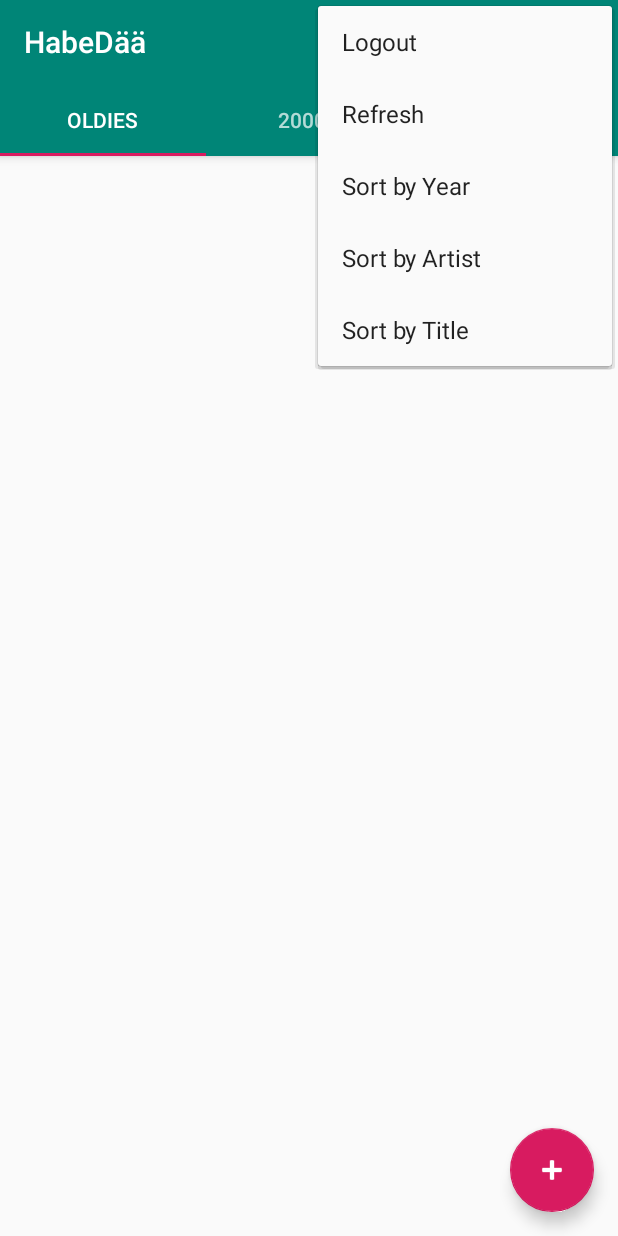
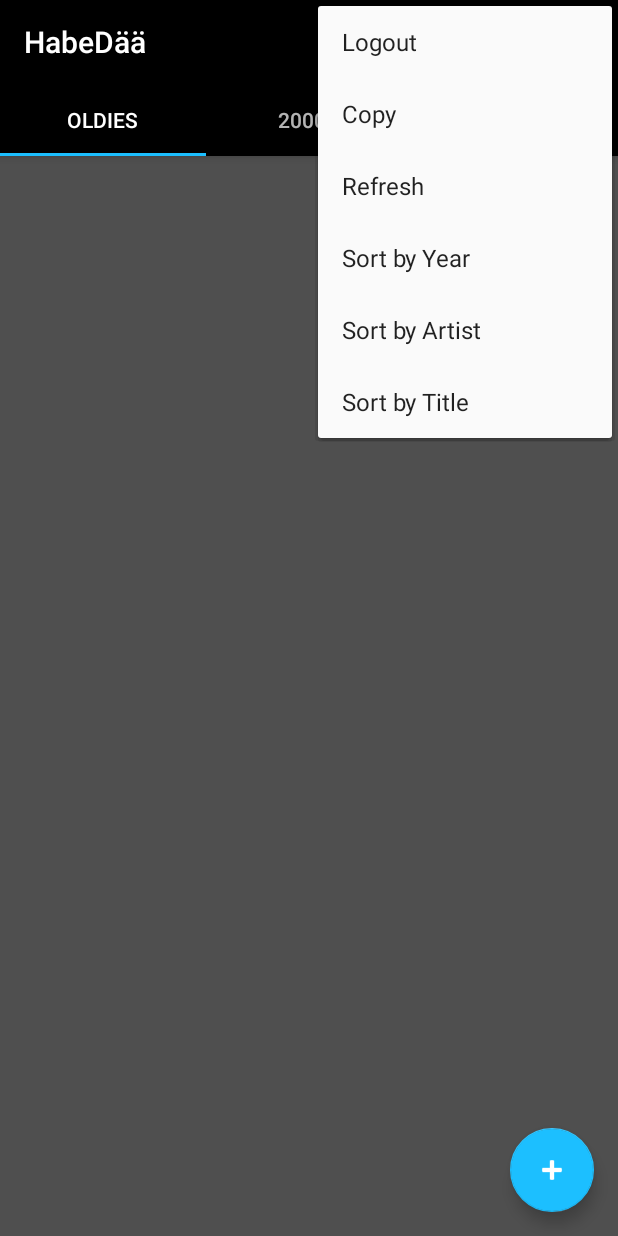
Before and after one commit to maxkarpfinger/android-firebase, an Android app: the screen it shows after launch (MainActivity), with the options menu open, on a phone screen of 412 x 824 dp. Run offline under Robolectric (Android 15) with nearby library versions, the light colour scheme and no system bars; our stand-ins replace Firebase (no records; nobody signed in at launch, a user with empty details on screens opened directly); libraries missing offline, so code that uses them is left out: com.firebase.ui; 2 statements that could not run were skipped.

Commit message:
Dark Theme & Copy to clipboard

```diff
--- a/app/src/main/res/layout/activity_main.xml
+++ b/app/src/main/res/layout/activity_main.xml
@@ -17,12 +17,13 @@
                 android:id="@+id/toolbar"
                 android:layout_width="match_parent"
                 android:layout_height="?attr/actionBarSize"
-                android:background="?attr/colorPrimary"
+                android:background="?attr/colorPrimaryDark"
                 app:popupTheme="@style/AppTheme.PopupOverlay"/>
         <com.google.android.material.tabs.TabLayout
                 android:id="@+id/tabs"
                 android:layout_width="match_parent"
-                android:layout_height="wrap_content" />
+                android:layout_height="wrap_content"
+                android:background="?attr/colorPrimaryDark"/>
 
     </com.google.android.material.appbar.AppBarLayout>
 
@@ -31,6 +32,7 @@
             android:layout_width="match_parent"
             android:layout_height="wrap_content"
             app:layout_behavior="@string/appbar_scrolling_view_behavior" android:visibility="visible"
+            android:background="?attr/colorPrimary"
             tools:visibility="visible"/>
 
     <com.google.android.material.floatingactionbutton.FloatingActionButton
--- a/app/src/main/res/layout/list_song.xml
+++ b/app/src/main/res/layout/list_song.xml
@@ -6,4 +6,5 @@
         android:layout_marginBottom="5dp"
         android:layout_marginEnd="5dp"
         android:layout_marginStart="5dp"
+        android:textColor="@color/colorWhite"
         xmlns:android="http://schemas.android.com/apk/res/android"/>
--- a/app/src/main/res/menu/menu_main.xml
+++ b/app/src/main/res/menu/menu_main.xml
@@ -4,6 +4,10 @@
       tools:context="com.example.habedaee.MainActivity">
     <item android:id="@+id/action_logout"
           android:title="@string/action_logout"
+          android:orderInCategory="100"
+          app:showAsAction="never"/>
+    <item android:id="@+id/action_copy"
+          android:title="@string/action_copy"
           android:orderInCategory="100"
           app:showAsAction="never"/>
     <item android:id="@+id/action_reload"
--- a/app/src/main/res/values/colors.xml
+++ b/app/src/main/res/values/colors.xml
@@ -3,4 +3,8 @@
     <color name="colorPrimary">#008577</color>
     <color name="colorPrimaryDark">#00574B</color>
     <color name="colorAccent">#D81B60</color>
+    <color name="colorBlue">#1cbfff</color>
+    <color name="colorBlack">#000000</color>
+    <color name="colorDarkGray">#4f4f4f</color>
+    <color name="colorWhite">#FFFFFF</color>
 </resources>
--- a/app/src/main/res/values/strings.xml
+++ b/app/src/main/res/values/strings.xml
@@ -1,5 +1,6 @@
 <resources>
     <string name="app_name">HabeDää</string>
+    <string name="action_copy">Copy</string>
     <string name="action_logout">Logout</string>
     <string name="action_settings">Refresh</string>
     <string name="action_sort_year">Sort by Year</string>
--- a/app/src/main/res/values/styles.xml
+++ b/app/src/main/res/values/styles.xml
@@ -3,9 +3,12 @@
     <!-- Base application theme. -->
     <style name="AppTheme" parent="Theme.AppCompat.Light.DarkActionBar">
         <!-- Customize your theme here. -->
-        <item name="colorPrimary">@color/colorPrimary</item>
-        <item name="colorPrimaryDark">@color/colorPrimaryDark</item>
-        <item name="colorAccent">@color/colorAccent</item>
+        <!--<item name="colorPrimary">@color/colorPrimary</item>-->
+        <item name="colorPrimary">@color/colorDarkGray</item>
+        <!--<item name="colorPrimaryDark">@color/colorPrimaryDark</item>-->
+        <item name="colorPrimaryDark">@color/colorBlack</item>
+        <item name="colorAccent">@color/colorBlue</item>
+        <!--<item name="colorAccent">@color/colorAccent</item>-->
     </style>
     <style name="AppTheme.NoActionBar">
         <item name="windowActionBar">false</item>
```
Also changed, not shown: app/src/main/java/com/example/habedaee/MainActivity.java (+8 -3 lines), app/src/main/java/com/example/habedaee/SongList.java (+13 -0 lines).
